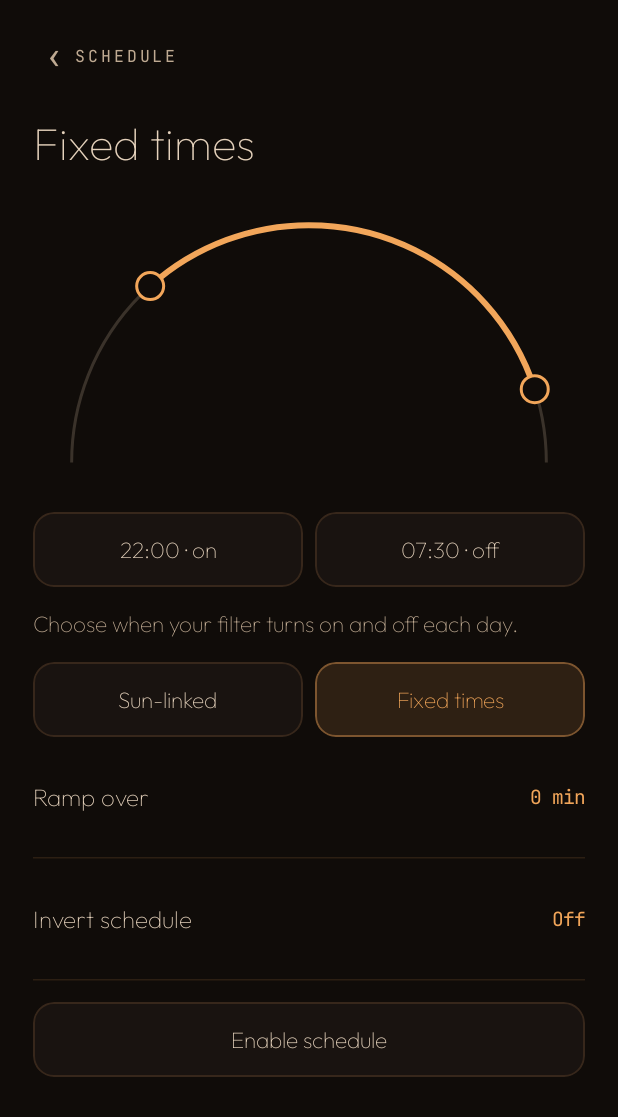
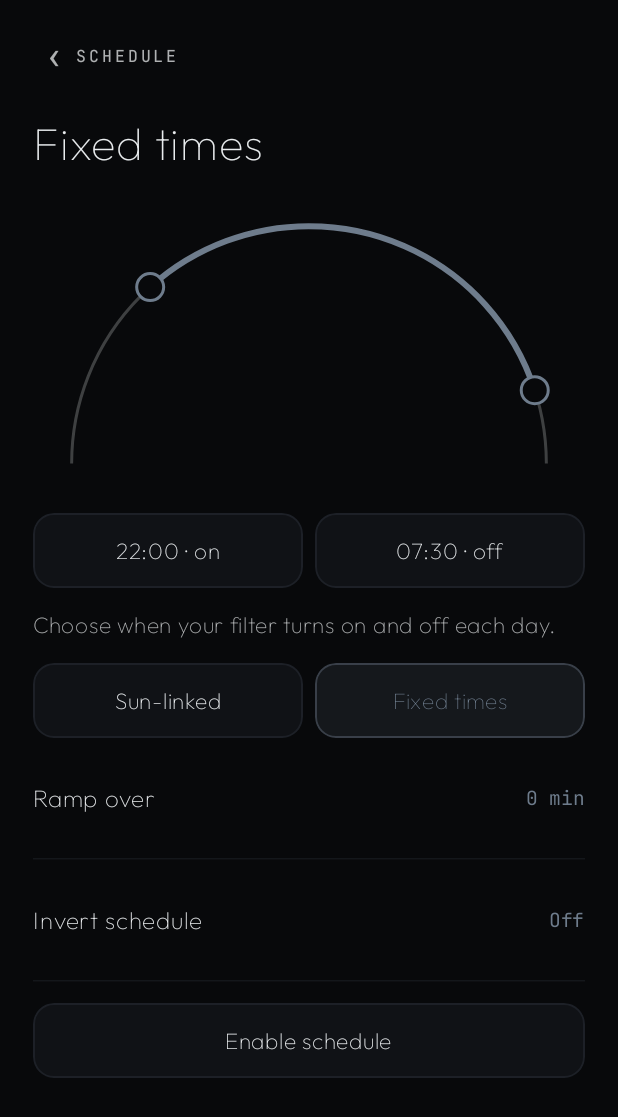
Before and after one commit to xmphdalf/HORIZON, an Android app built with Jetpack Compose: the screen it shows after launch (MainActivity), after a tap on "Schedule", on a phone screen of 412 x 824 dp. Shown: the top 1117 px of the screen. Run offline under Robolectric (Android 15) with nearby library versions, the phone set to English and light mode, and no system bars; 1 statement that could not run was skipped.

Commit message:
Verify screen navigation and solar events and share the design palette

```diff
--- a/app/src/main/AndroidManifest.xml
+++ b/app/src/main/AndroidManifest.xml
@@ -12,6 +12,7 @@
     <application android:allowBackup="false" android:icon="@mipmap/horizon"
         android:label="Horizon" android:theme="@android:style/Theme.Material.NoActionBar" android:supportsRtl="true">
         <activity android:name=".MainActivity" android:exported="true">
+            <intent-filter><action android:name="android.service.quicksettings.action.QS_TILE_PREFERENCES"/><category android:name="android.intent.category.DEFAULT"/></intent-filter>
             <meta-data android:name="android.app.shortcuts" android:resource="@xml/shortcuts"/>
             <intent-filter>
                 <action android:name="android.intent.action.MAIN" />
--- a/core/design/src/main/kotlin/dev/horizon/core/design/Pages.kt
+++ b/core/design/src/main/kotlin/dev/horizon/core/design/Pages.kt
@@ -8,15 +8,54 @@ import androidx.compose.runtime.*
 import androidx.compose.ui.Alignment
 import androidx.compose.ui.Modifier
 import androidx.compose.ui.draw.clip
+import kotlin.math.*
+import androidx.compose.ui.graphics.colorspace.ColorSpaces
 import androidx.compose.ui.graphics.Color
 import androidx.compose.ui.text.font.*
 import androidx.compose.ui.unit.*
 
-public val Ground: Color = Color(0xff100c09)
-public val Surface: Color = Color(0xff191310)
-public val Ink: Color = Color(0xffe5d2bc)
-public val Muted: Color = Color(0xffbfaa92)
-public val Ember: Color = Color(0xfff2a65a)
+private val grounds = listOf(Color(0xff08090b), Color(0xff100c09), Color(0xff140b05), Color(0xff170a02))
+private val accents = listOf(Color(0xff6e7c8c), Color(0xfff2a65a), Color(0xffde8f41), Color(0xffc97a34))
+private val inks = listOf(Color(0xffe9ecee), Color(0xffe5d2bc), Color(0xffdec198), Color(0xffd3a876))
+
+private fun ramp(samples: List<Color>, k: Int): Color {
+    val stops = intArrayOf(4600, 3400, 2400, 1700)
+    val i = when { k >= 3400 -> 0; k >= 2400 -> 1; else -> 2 }
+    val t = ((stops[i] - k).toFloat() / (stops[i] - stops[i + 1])).coerceIn(0f, 1f)
+    if (t == 0f) return samples[i]
+    if (t == 1f) return samples[i + 1]
+    val a = samples[i].convert(ColorSpaces.Oklab)
+    val b = samples[i + 1].convert(ColorSpaces.Oklab)
+    val h = atan2(a.blue, a.green)
+    val delta = atan2(b.blue, b.green) - h
+    val angle = h + t * atan2(sin(delta), cos(delta))
+    val c = hypot(a.green, a.blue) * (1 - t) + hypot(b.green, b.blue) * t
+    return Color(a.red + (b.red - a.red) * t, c * cos(angle), c * sin(angle), 1f, ColorSpaces.Oklab)
+        .convert(ColorSpaces.Srgb)
+}
+
+public data class HorizonColors(public val ground: Color, public val surface: Color, public val ink: Color, public val muted: Color, public val accent: Color)
+private val palette = staticCompositionLocalOf { paletteAt(3400) }
+
+public fun paletteAt(kelvin: Int): HorizonColors = HorizonColors(
+    ramp(grounds, kelvin), ramp(listOf(Color(0xff101216), Color(0xff191310), Color(0xff1e120a), Color(0xff231004)), kelvin),
+    ramp(inks, kelvin), ramp(inks, kelvin).copy(alpha = .74f), ramp(accents, kelvin),
+)
+
+@Composable
+public fun HorizonTheme(kelvin: Int, content: @Composable () -> Unit) {
+    val colors = remember(kelvin) { paletteAt(kelvin) }
+    CompositionLocalProvider(palette provides colors) {
+        MaterialTheme(colorScheme = darkColorScheme(primary = colors.accent, surface = colors.surface,
+            onSurface = colors.ink, onSurfaceVariant = colors.muted, background = colors.ground), content = content)
+    }
+}
+
+public val Ground: Color @Composable get() = palette.current.ground
+public val Surface: Color @Composable get() = palette.current.surface
+public val Ink: Color @Composable get() = palette.current.ink
+public val Muted: Color @Composable get() = palette.current.muted
+public val Ember: Color @Composable get() = palette.current.accent
 public val Outfit: FontFamily = FontFamily(Font(R.font.outfit))
 public val Mono: FontFamily = FontFamily(Font(R.font.jetbrainsmono))
 
--- a/feature/home/src/main/kotlin/dev/horizon/feature/home/HomeScreen.kt
+++ b/feature/home/src/main/kotlin/dev/horizon/feature/home/HomeScreen.kt
@@ -39,26 +39,6 @@ import kotlinx.coroutines.delay
 
 private val outfit = FontFamily(Font(dev.horizon.core.design.R.font.outfit))
 private val mono = FontFamily(Font(dev.horizon.core.design.R.font.jetbrainsmono))
-private val grounds = listOf(Color(0xff08090b), Color(0xff100c09), Color(0xff140b05), Color(0xff170a02))
-private val accents = listOf(Color(0xff6e7c8c), Color(0xfff2a65a), Color(0xffde8f41), Color(0xffc97a34))
-private val inks = listOf(Color(0xffe9ecee), Color(0xffe5d2bc), Color(0xffdec198), Color(0xffd3a876))
-
-private fun ramp(samples: List<Color>, k: Int): Color {
-    val stops = intArrayOf(4600, 3400, 2400, 1700)
-    val i = when { k >= 3400 -> 0; k >= 2400 -> 1; else -> 2 }
-    val t = ((stops[i] - k).toFloat() / (stops[i] - stops[i + 1])).coerceIn(0f, 1f)
-    if (t == 0f) return samples[i]
-    if (t == 1f) return samples[i + 1]
-    val a = samples[i].convert(ColorSpaces.Oklab)
-    val b = samples[i + 1].convert(ColorSpaces.Oklab)
-    val h = atan2(a.blue, a.green)
-    val delta = atan2(b.blue, b.green) - h
-    val angle = h + t * atan2(sin(delta), cos(delta))
-    val c = hypot(a.green, a.blue) * (1 - t) + hypot(b.green, b.blue) * t
-    return Color(a.red + (b.red - a.red) * t, c * cos(angle), c * sin(angle), 1f, ColorSpaces.Oklab)
-        .convert(ColorSpaces.Srgb)
-}
-
 /** Home and its accessible controls share the same warmth and brightness values. */
 @Composable
 fun HomeScreen(active: Boolean, kelvin: Int, dim: Int, onChange: (Int, Int, Boolean) -> Unit,
@@ -68,9 +48,10 @@ fun HomeScreen(active: Boolean, kelvin: Int, dim: Int, onChange: (Int, Int, Bool
                shortcuts: List<Triple<String, Int, Int>> = listOf(Triple("Reading", 3400, 82), Triple("Deep Night", 1700, 14)),
                onPreset: ((String) -> Unit)? = null) {
     val k = if (active) kelvin else 4600
-    val ground = remember(k) { ramp(grounds, k) }
-    val ink = remember(k) { ramp(inks, k) }
-    val accent = remember(k) { ramp(accents, k) }
+    val colors = remember(k) { dev.horizon.core.design.paletteAt(k) }
+    val ground = colors.ground
+    val ink = colors.ink
+    val accent = colors.accent
     var dragging by remember { mutableStateOf(false) }
     val update by rememberUpdatedState(onChange)
     val current by rememberUpdatedState(kelvin to dim)
--- a/feature/presets/build.gradle.kts
+++ b/feature/presets/build.gradle.kts
@@ -8,6 +8,7 @@ android {
 }
 
 dependencies {
+    implementation(libs.androidx.activity.compose)
     implementation(libs.compose.material3)
     implementation(project(":core:model"))
     implementation(project(":core:common"))
--- a/feature/presets/src/main/kotlin/dev/horizon/feature/presets/PresetsScreen.kt
+++ b/feature/presets/src/main/kotlin/dev/horizon/feature/presets/PresetsScreen.kt
@@ -22,6 +22,7 @@ fun PresetsScreen(rows: List<SavedPreset>, current: SavedPreset, save: (List<Sav
     var name by rememberSaveable { mutableStateOf("") }
     var deleted by remember { mutableStateOf<Pair<Int, SavedPreset>?>(null) }
     LaunchedEffect(deleted) { if (deleted != null) { delay(8000); deleted = null } }
+    androidx.activity.compose.BackHandler(edit >= 0) { edit = -1 }
     if (edit >= 0) {
         val preset = rows.getOrNull(edit) ?: current
         Page("Presets", if (edit < rows.size) "Rename preset" else "Save current as preset", { edit = -1 }) {
--- a/feature/schedule/src/main/kotlin/dev/horizon/feature/schedule/ScheduleScreen.kt
+++ b/feature/schedule/src/main/kotlin/dev/horizon/feature/schedule/ScheduleScreen.kt
@@ -20,6 +20,9 @@ fun ScheduleScreen(enabled: Boolean, solar: Boolean, inverse: Boolean, times: Pa
     val title = when { inverse -> "Inverted · night shift"; solar -> "Follows the sun"; else -> "Fixed times" }
     Page("Schedule", title, back) {
         val adjust by rememberUpdatedState(action)
+        val muted = Muted
+        val ember = Ember
+        val ground = Ground
         Canvas(Modifier.fillMaxWidth().aspectRatio(1.85f).pointerInput(solar, inverse) {
             var left = true
             var motion = 0f
@@ -32,7 +35,7 @@ fun ScheduleScreen(enabled: Boolean, solar: Boolean, inverse: Boolean, times: Pa
             val radius = minOf(size.width * .43f, size.height * .85f)
             val origin = Offset(center.x - radius, size.height - radius * 1.12f)
             val bounds = Size(radius * 2, radius * 2)
-            drawArc(Muted.copy(alpha = .24f), 180f, 180f, false, origin, bounds, style = Stroke(2.dp.toPx()))
+            drawArc(muted.copy(alpha = .24f), 180f, 180f, false, origin, bounds, style = Stroke(2.dp.toPx()))
             fun progress(text: String, fallback: Float): Float {
                 val parts = text.split(":")
                 val minutes = (parts.getOrNull(0)?.toIntOrNull() ?: return fallback) * 60 + (parts.getOrNull(1)?.toIntOrNull() ?: return fallback)
@@ -40,11 +43,11 @@ fun ScheduleScreen(enabled: Boolean, solar: Boolean, inverse: Boolean, times: Pa
             }
             val start = progress(times.first, .2f)
             val end = progress(times.second, .8f)
-            drawArc(Ember, 180 + start * 180, (end - start).coerceAtLeast(0f) * 180, false, origin, bounds, style = Stroke(4.dp.toPx(), cap = StrokeCap.Round))
+            drawArc(ember, 180 + start * 180, (end - start).coerceAtLeast(0f) * 180, false, origin, bounds, style = Stroke(4.dp.toPx(), cap = StrokeCap.Round))
             listOf(start, end).forEach {
                 val angle = Math.PI * (1 + it)
                 val point = Offset(center.x + radius * cos(angle).toFloat(), origin.y + radius + radius * sin(angle).toFloat())
-                drawCircle(Ground, 9.dp.toPx(), point); drawCircle(Ember, 9.dp.toPx(), point, style = Stroke(2.dp.toPx()))
+                drawCircle(ground, 9.dp.toPx(), point); drawCircle(ember, 9.dp.toPx(), point, style = Stroke(2.dp.toPx()))
             }
         }
         Row(horizontalArrangement = Arrangement.spacedBy(8.dp)) {
```
Also changed, not shown: app/src/main/kotlin/dev/horizon/filter/MainActivity.kt (+31 -13 lines), app/src/main/kotlin/dev/horizon/filter/Schedule.kt (+2 -6 lines), 3 other files.
